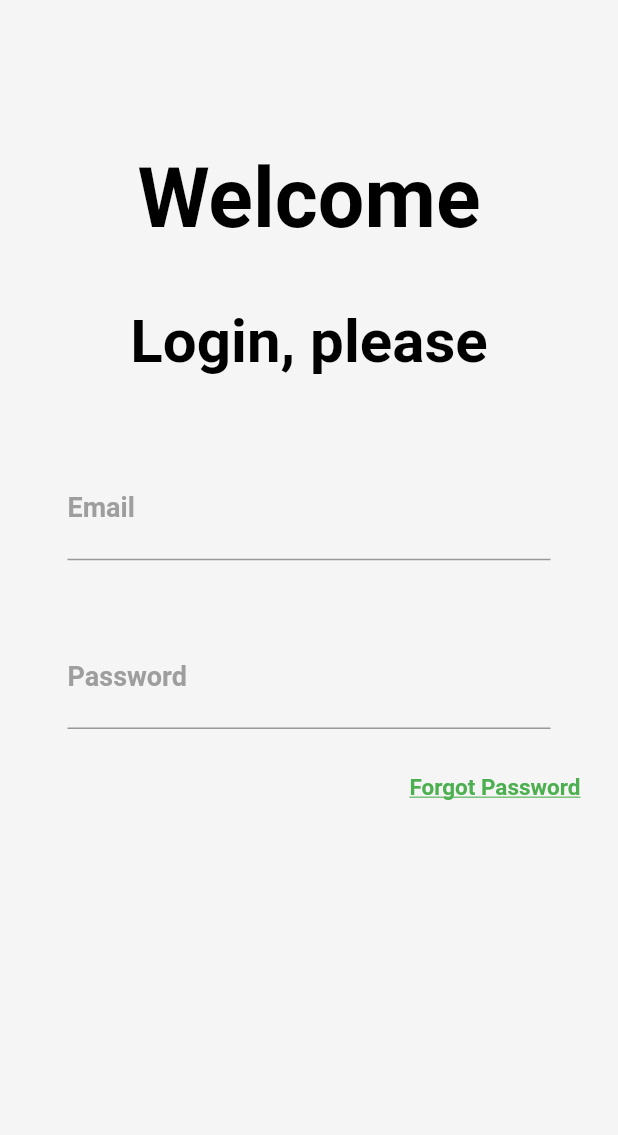
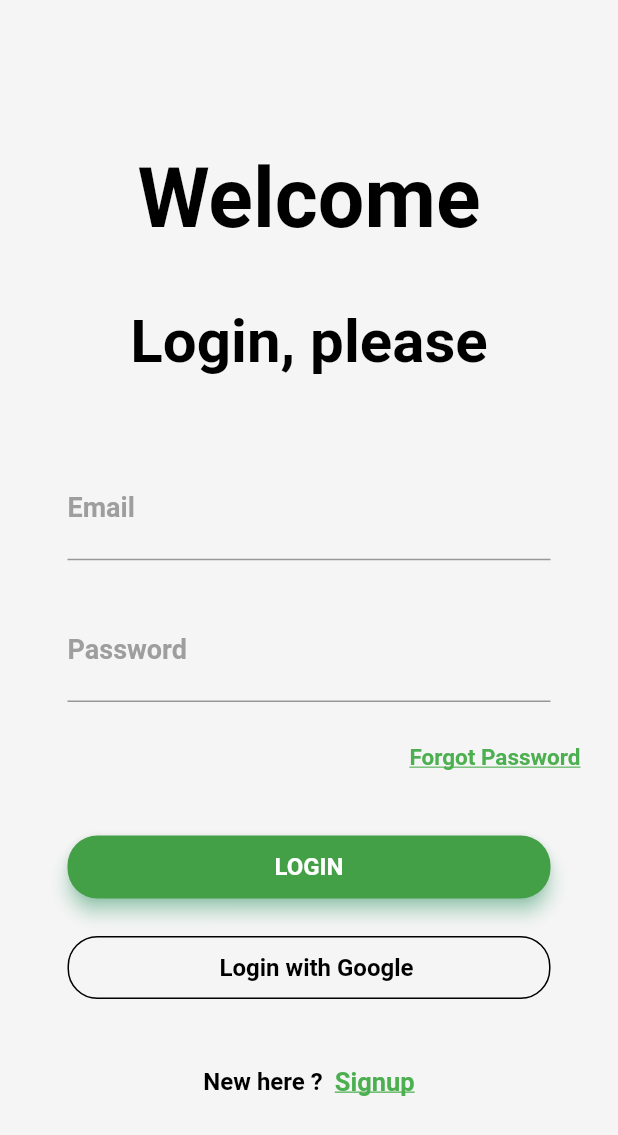
Before and after one commit to Akashsri3bi/ZeroHunger, a Flutter app: the Login screen opened directly, on a phone screen of 412 x 824 dp. Shown: the top 1135 px of the screen. Run offline on Flutter 3.47's test engine with Material 2 defaults, Android fonts, the phone set to English and light mode, and no system bars; Roboto replaces fonts that are missing (Helvetica, Montserrat, cursive).

Commit message:
login ui complete

```diff
--- a/hunger/lib/screens/login.dart
+++ b/hunger/lib/screens/login.dart
@@ -1,7 +1,7 @@
 import 'package:flutter/material.dart';
 import 'package:hunger/config/theme.dart';
 import 'package:hunger/screens/home.dart';
-import 'package:hunger/screens/splashScreen.dart';
+import 'package:hunger/screens/splash_screen.dart';
 
 class LoginPage extends StatelessWidget {
   @override
@@ -49,7 +49,7 @@ class _LoginState extends State<Login> {
           ),
         ),
         Container( // for email
-          padding: const EdgeInsetsDirectional.fromSTEB(45,40,45,45),
+          padding: const EdgeInsetsDirectional.fromSTEB(45,40,45,27),
           child: Column(
             children: const <Widget>[
               TextField(
@@ -77,7 +77,7 @@ class _LoginState extends State<Login> {
           ),
         ),
         Container( // for password
-          padding: const EdgeInsetsDirectional.fromSTEB(45,0,45,30),
+          padding: const EdgeInsetsDirectional.fromSTEB(45,0,45,28),
           child: Column(
             children: const <Widget>[
               TextField(
@@ -107,10 +107,11 @@ class _LoginState extends State<Login> {
 
           //const SizedBox(height: 5.0),
         Container(
-          alignment: Alignment(1.0, 0.0),
-          padding: const EdgeInsetsDirectional.fromSTEB(0,0,25,0),
+          alignment: const Alignment(1.0, 0.0),
+          padding: const EdgeInsetsDirectional.fromSTEB(0,0,25,13),
           child: const InkWell(
-            child: Text('Forgot Password',
+            child: Text(
+              'Forgot Password',
             style: TextStyle(
               fontSize: 15,
               color: Colors.green,
@@ -119,8 +120,91 @@ class _LoginState extends State<Login> {
               decoration: TextDecoration.underline
             ),),
           ),
-        ),],
+        ),
+        const SizedBox(height: 30.0),
+          Container(
+            padding: const EdgeInsetsDirectional.fromSTEB(45, 0, 45, 0 ),
+            height: 42,
+            child: Material(
+              borderRadius: BorderRadius.circular(20),
+              shadowColor: Colors.greenAccent,
+              color: Colors.green[600],
+              elevation: 5,
+              child: GestureDetector(
+                onTap: () {},
+                child: const Center(
+                  child: Text(
+                    'LOGIN',
+                    style: TextStyle(
+                      color: Colors.white,
+                      fontSize: 16,
+                      fontWeight: FontWeight.bold,
+                      fontFamily: 'Helvetica'
+                    ),
+                  ),
+                ),
+              ),
+            ),
+          ),
+          const SizedBox(height: 25),
+          Container(
+            padding: const EdgeInsetsDirectional.fromSTEB(45, 0, 45, 0),
+            height: 42,
+            child: Container(
+              decoration: BoxDecoration(
+                border: Border.all(
+                  width: 1.0,
+                ),
+                color: Colors.transparent,
+                borderRadius: BorderRadius.circular(20.0),
+              ),
+              child: Row(
+                mainAxisAlignment: MainAxisAlignment.center,
+                children: const <Widget> [
+                  SizedBox(width: 10),
+                  Center(
+                    child: Text(
+                      'Login with Google',
+                      style: TextStyle(
+                        fontFamily: 'helvetica',
+                        fontSize: 16,
+                        fontWeight: FontWeight.bold
+                      ),
+                    ),
+                  ),
+                ],
+              ),
+            ),
+          ),
+          const SizedBox(height: 45),
+          Row(
+            mainAxisAlignment: MainAxisAlignment.center,
+            children: const <Widget>[
+              Text(
+                  'New here ?',
+                style: TextStyle(
+                  fontFamily: 'Helvetica',
+                  fontSize: 16,
+                  fontWeight: FontWeight.bold,
+                ),
+              ),
+              SizedBox(width: 8),
+              InkWell(
+                child: Text('Signup',
+                  style: TextStyle(
+                    color: Colors.green,
+                    fontFamily: 'helvetica',
+                    fontWeight: FontWeight.bold,
+                    decoration: TextDecoration.underline,
+                    fontSize: 17,
+                  ),
+                )
+              ),
+            ],
+          )
+        ],
       ),
+
     );
   }
 }
```
